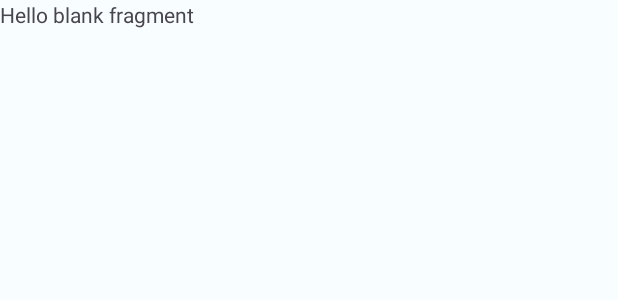
After one commit to abrullc/mibibliotecamusical, an Android app: the layout fragment_find.xml on its own in the app's theme, with its tools: preview values and no code run, on a phone screen of 412 x 824 dp. The commit adds this screen. Shown: the top 300 px of the screen. Run offline under Robolectric (Android 15) with nearby library versions, the phone set to English and light mode, and no system bars.

Commit message:
creados los fragmentos, borra el de library

```diff
--- /dev/null
+++ b/app/src/main/res/layout/fragment_find.xml
@@ -0,0 +1,14 @@
+<?xml version="1.0" encoding="utf-8"?>
+<FrameLayout xmlns:android="http://schemas.android.com/apk/res/android"
+    xmlns:tools="http://schemas.android.com/tools"
+    android:layout_width="match_parent"
+    android:layout_height="match_parent"
+    tools:context=".fragments.FindFragment">
+
+    <!-- TODO: Update blank fragment layout -->
+    <TextView
+        android:layout_width="match_parent"
+        android:layout_height="match_parent"
+        android:text="@string/hello_blank_fragment" />
+
+</FrameLayout>
--- a/app/src/main/res/values/dimens.xml
+++ b/app/src/main/res/values/dimens.xml
@@ -6,4 +6,5 @@
     <dimen name="common_margin_default">16dp</dimen>
     <dimen name="tv_new_user_height">32dp</dimen>
     <dimen name="icon_default">35dp</dimen>
+    <dimen name="titleCardHeight">80dp</dimen>
 </resources>
--- a/app/src/main/res/values/strings.xml
+++ b/app/src/main/res/values/strings.xml
@@ -13,4 +13,6 @@
     <string name="home">Home</string>
     <string name="find">Find</string>
     <string name="Library">Library</string>
+    <!-- TODO: Remove or change this placeholder text -->
+    <string name="hello_blank_fragment">Hello blank fragment</string>
 </resources>
```
Also changed, not shown: app/src/main/java/com/abrullc/mibibliotecamusical/fragments/FindFragment.kt (added, +18 -0 lines), app/src/main/java/com/abrullc/mibibliotecamusical/fragments/HomeFragment.kt (added, +18 -0 lines), app/src/main/java/com/abrullc/mibibliotecamusical/fragments/LibraryFragment.kt (added, +20 -0 lines), app/src/main/res/layout/fragment_home.xml (added, +33 -0 lines), app/src/main/res/layout/fragment_library.xml (added, +14 -0 lines).
